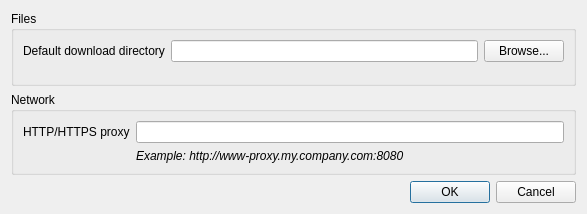
Qt form toutvqt/dat/ui/preferences_dialog.ui (bvanheu/pytoutv) before a commit.
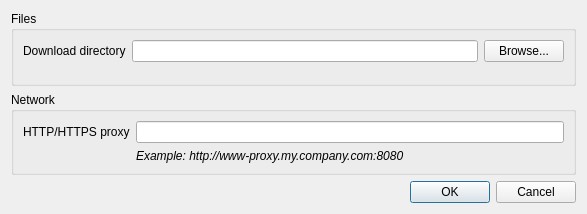
The same form after that commit.

Patch:
```diff
--- a/toutvqt/dat/ui/preferences_dialog.ui
+++ b/toutvqt/dat/ui/preferences_dialog.ui
@@ -32,7 +32,7 @@
       <item row="0" column="0">
        <widget class="QLabel" name="default_download_directory_label">
         <property name="text">
-         <string>Default download directory</string>
+         <string>Download directory</string>
         </property>
        </widget>
       </item>
```
Left out of the diff: 6 changed lines with no effect on the pictures.
